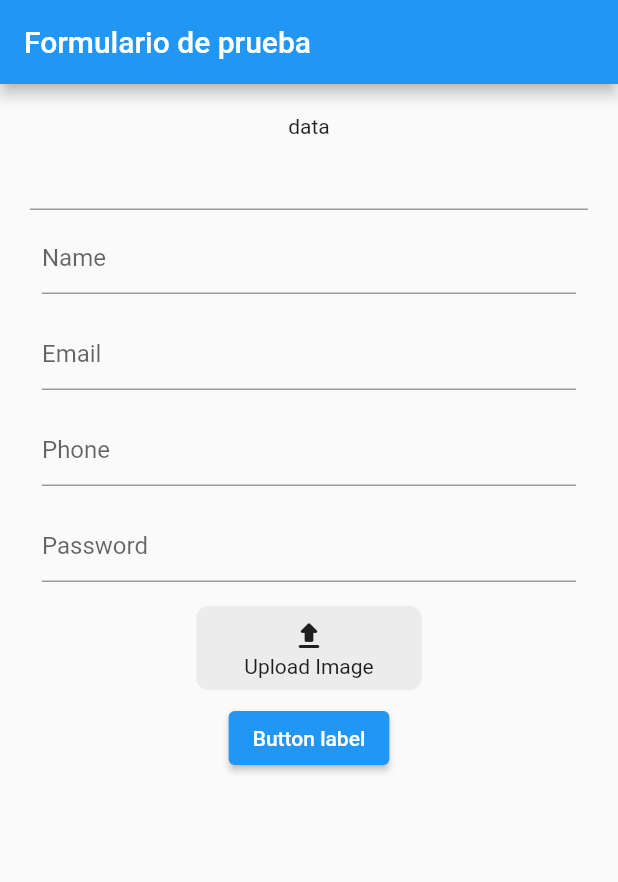
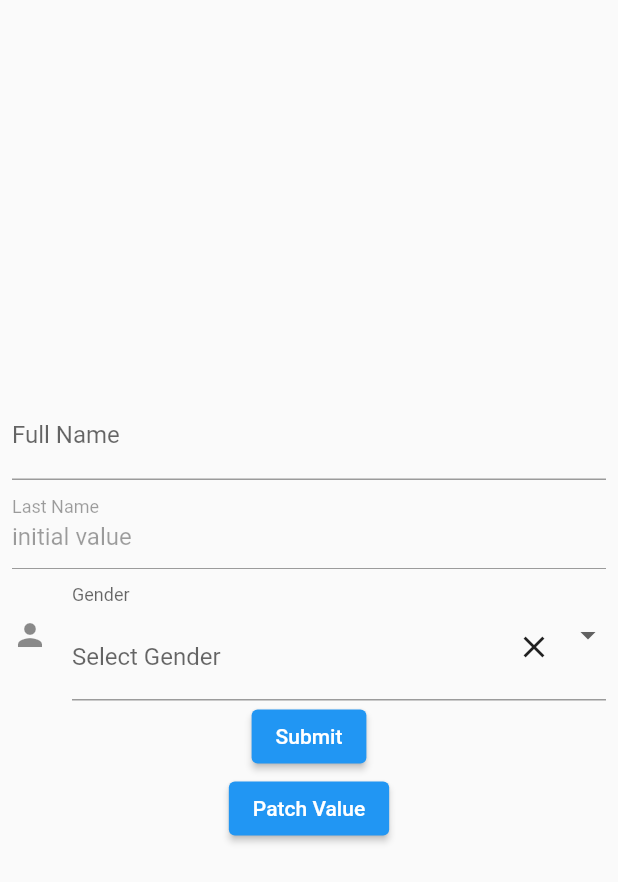
Before and after one commit to xavieracostapolo/flutter_form_validation, a Flutter app: the screen it shows after launch, on a phone screen of 412 x 824 dp. Shown: the top 882 px of the screen. Run offline on Flutter 3.47's test engine with Material 2 defaults, Android fonts, the phone set to English and light mode, and no system bars; drawn by our look-alikes of flutter_form_builder; our stand-ins replace file_picker, form_builder_validators, logger.

Commit message:
implementacion de flutter form builder y validator

```diff
--- a/form_validation/lib/main.dart
+++ b/form_validation/lib/main.dart
@@ -1,5 +1,5 @@
 import 'package:flutter/material.dart';
-import 'package:form_validation/screens/form_screen.dart';
+import 'package:form_validation/screens/screens.dart';
 
 void main() {
   runApp(const MyApp());
@@ -17,7 +17,7 @@ class MyApp extends StatelessWidget {
         primarySwatch: Colors.blue,
         visualDensity: VisualDensity.adaptivePlatformDensity
       ),
-      home: const FormScreen(),
+      home: FormBuilderScreen(),
     );
   }
 }
--- a/form_validation/lib/screens/form_builder_screen.dart
+++ b/form_validation/lib/screens/form_builder_screen.dart
@@ -0,0 +1,95 @@
+import 'package:flutter/material.dart';
+import 'package:flutter_form_builder/flutter_form_builder.dart';
+import 'package:form_builder_validators/form_builder_validators.dart';
+import 'package:logger/logger.dart';
+
+class FormBuilderScreen extends StatelessWidget {
+  FormBuilderScreen({Key? key}) : super(key: key);
+
+  final _formKey = GlobalKey<FormBuilderState>();
+  final logger = Logger();
+  final List<String> genderOptions = ['Male', 'Female', 'Other'];
+
+  @override
+  Widget build(BuildContext context) {
+    return Scaffold(
+      body: Padding(
+        padding: const EdgeInsets.all(8),
+        child: FormBuilder(
+            key: _formKey,
+            autovalidateMode: AutovalidateMode.always,
+            child: Column(
+              mainAxisAlignment: MainAxisAlignment.center,
+              children: [
+                FormBuilderTextField(
+                  keyboardType: TextInputType.emailAddress,
+                  name: 'name',
+                  validator: FormBuilderValidators.compose([
+                    FormBuilderValidators.required(
+                        errorText: 'Este valor es requerido.'),
+                        FormBuilderValidators.email(errorText: 'debe ser email')
+                  ]),
+                  decoration: const InputDecoration(label: Text('Full Name')),
+                  onChanged: (value) {
+                    logger.i(value);
+                    /*
+                    logger.v("Verbose log");
+                    logger.d("Debug log");
+                    logger.i("Info log");
+                    logger.w("Warning log");
+                    logger.e("Error log");
+                    logger.wtf("What a terrible failure log");
+                    */
+                  },
+                ),
+                FormBuilderTextField(
+                  name: 'name2',
+                  enabled: false,
+                  initialValue: 'initial value',
+                  valueTransformer: (value) {
+                    return value!.toUpperCase();
+                  },
+                  decoration: const InputDecoration(label: Text('Last Name')),
+                ),
+                FormBuilderDropdown<String>(
+                  name: 'gender',
+                  decoration: InputDecoration(
+                    labelText: 'Gender',
+                    icon: const Icon(Icons.person),
+                    suffix: IconButton(
+                      icon: const Icon(Icons.close),
+                      onPressed: () {
+                        _formKey.currentState!.fields['gender']?.reset();
+                      },
+                    ),
+                    hintText: 'Select Gender',
+                  ),
+                  items: genderOptions
+                      .map((gender) => DropdownMenuItem(
+                            alignment: AlignmentDirectional.center,
+                            value: gender,
+                            child: Text(gender),
+                          ))
+                      .toList(),
+                ),
+                ElevatedButton(
+                  child: const Text('Submit'),
+                  onPressed: () {
+                    if (_formKey.currentState!.saveAndValidate()) {
+                      logger.i(_formKey.currentState!.value);
+                    }
+                  },
+                ),
+                ElevatedButton(
+                  child: const Text('Patch Value'),
+                  onPressed: () {
+                    _formKey.currentState!
+                        .patchValue({'name2': 'Patch Value.'});
+                  },
+                )
+              ],
+            )),
+      ),
+    );
+  }
+}
--- /dev/null
+++ b/form_validation/lib/screens/screens.dart
@@ -0,0 +1,3 @@
+export 'form_builder_screen.dart';
+export 'form_screen.dart';
+export 'success_screen.dart';
--- a/form_validation/pubspec.yaml
+++ b/form_validation/pubspec.yaml
@@ -34,6 +34,8 @@ dependencies:
   flutter:
     sdk: flutter
   flutter_form_builder: ^7.7.0
+  form_builder_validators: ^8.4.0
+  logger: ^1.1.0
 
 dev_dependencies:
   flutter_lints: ^2.0.0
```
Also changed, not shown: form_validation/pubspec.lock.
